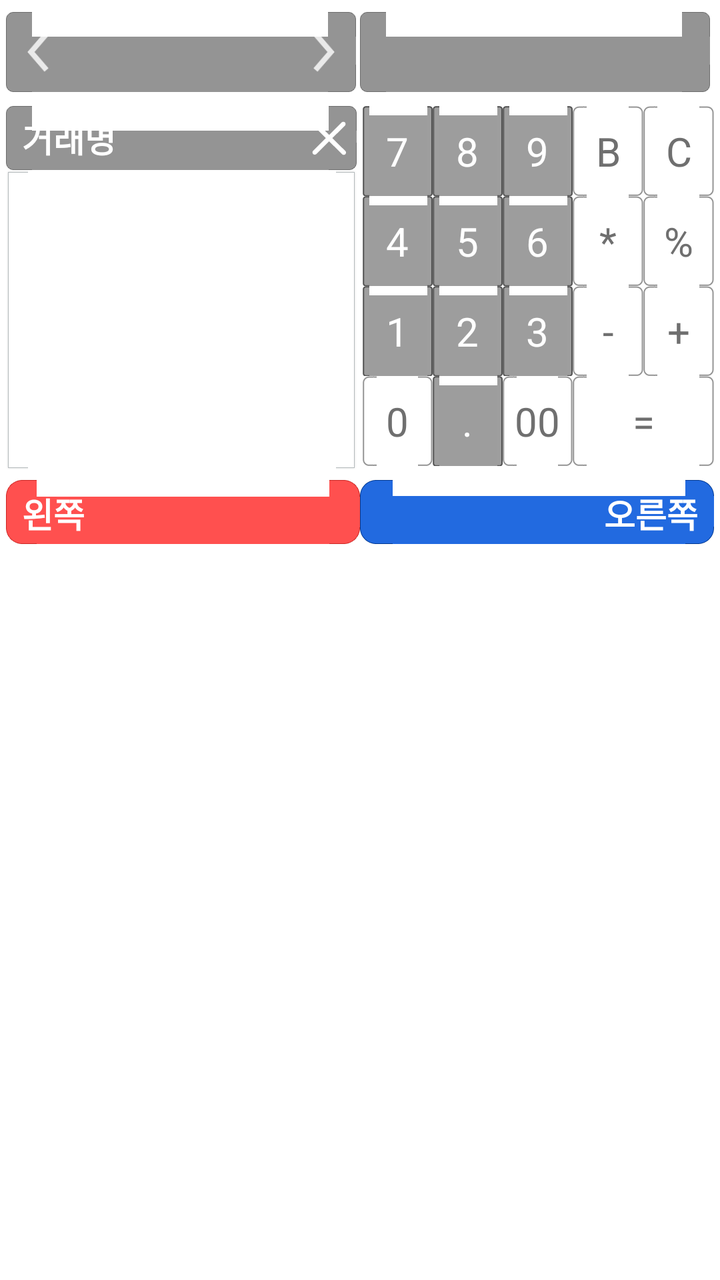
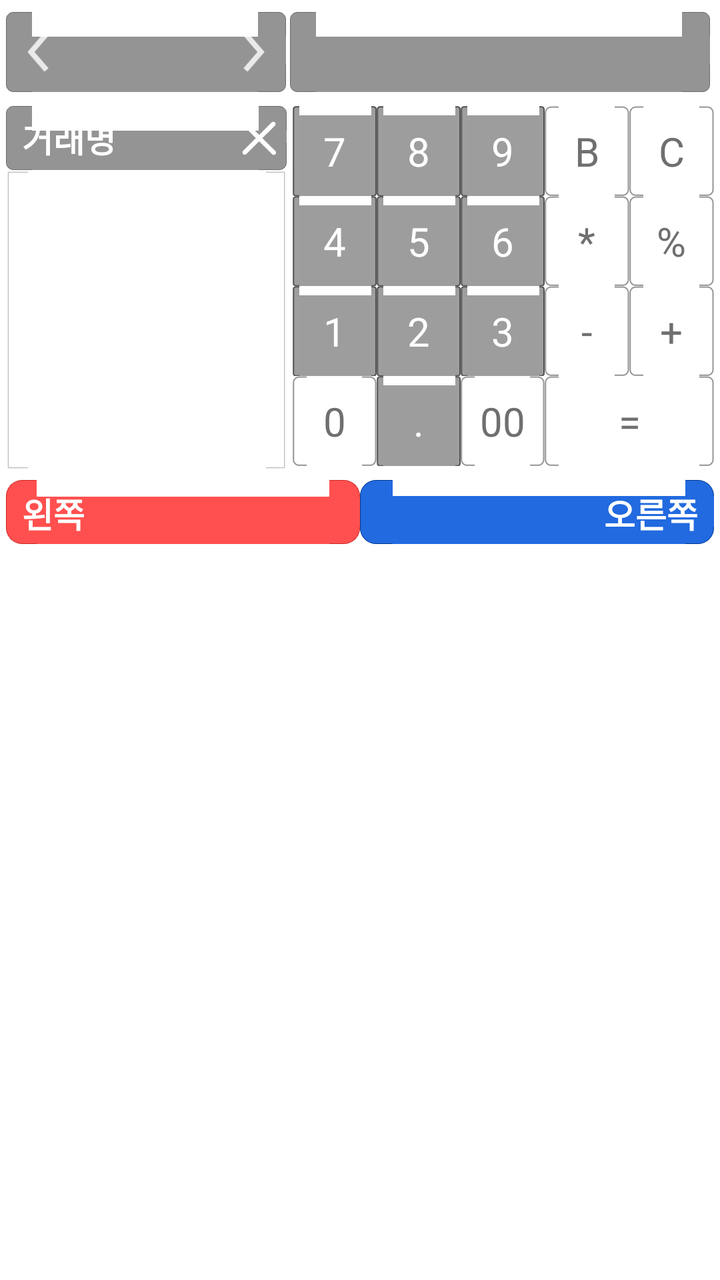

An Android layout rendered at two revisions. The XML below is the earlier revision; the diff shows what the commit changed to produce the second picture.
<!-- AndroidManifest.xml: application theme AppTheme -->
<!-- res/layout/fragment_transaction_insert_tab.xml -->
<?xml version="1.0" encoding="utf-8"?>
<LinearLayout xmlns:android="http://schemas.android.com/apk/res/android"
    android:layout_width="match_parent"
    android:layout_height="match_parent"
    android:orientation="vertical"
    android:paddingBottom="1dp"
    android:paddingLeft="3dp"
    android:paddingRight="3dp" >

    <LinearLayout
        android:layout_width="match_parent"
        android:layout_height="wrap_content"
        android:layout_marginBottom="4dp"
        android:layout_marginTop="6dp"
        android:orientation="horizontal"
        android:weightSum="1" >

        <RelativeLayout
            android:layout_width="0dp"
            android:layout_height="40dp"
            android:layout_gravity="center"
            android:layout_weight="0.5"
            android:background="@drawable/input_box_dark"
            android:gravity="center" >

            <ImageView
                android:id="@+id/insert_yesterday"
                android:layout_width="wrap_content"
                android:layout_height="match_parent"
                android:layout_alignParentLeft="true"
                android:layout_centerVertical="true"
                android:layout_gravity="center"
                android:contentDescription="@string/na"
                android:gravity="center"
                android:paddingBottom="5dp"
                android:paddingTop="5dp"
                android:src="@drawable/ic_action_previous_item" />

            <ImageView
                android:id="@+id/insert_tomorrow"
                android:layout_width="wrap_content"
                android:layout_height="match_parent"
                android:layout_alignParentRight="true"
                android:layout_centerVertical="true"
                android:layout_gravity="center"
                android:contentDescription="@string/na"
                android:gravity="center"
                android:paddingBottom="5dp"
                android:paddingTop="5dp"
                android:src="@drawable/ic_action_next_item" />

            <TextView
                android:id="@+id/insert_date"
                android:layout_width="match_parent"
                android:layout_height="match_parent"
                android:layout_centerHorizontal="true"
                android:layout_centerVertical="true"
                android:layout_gravity="center"
                android:layout_toLeftOf="@id/insert_tomorrow"
                android:layout_toRightOf="@id/insert_yesterday"
                android:gravity="center"
                android:textColor="@color/text_white"
                android:textSize="14sp" />
        </RelativeLayout>

        <TextView
            android:id="@+id/insert_amount"
            android:layout_width="0dp"
            android:layout_height="40dp"
            android:layout_gravity="right|center_vertical"
            android:layout_marginLeft="2dp"
            android:layout_marginRight="2dp"
            android:layout_weight="0.5"
            android:background="@drawable/input_box_dark"
            android:gravity="right|center_vertical"
            android:lines="1"
            android:paddingLeft="8dp"
            android:paddingRight="8dp"
            android:textColor="@color/text_white"
            android:textScaleX="0.9"
            android:textSize="23sp"
            android:textStyle="bold" />
    </LinearLayout>

    <LinearLayout
        android:layout_width="match_parent"
        android:layout_height="wrap_content"
        android:layout_marginTop="3dp"
        android:baselineAligned="false"
        android:orientation="horizontal"
        android:weightSum="1" >

        <LinearLayout
            android:layout_width="0dp"
            android:layout_height="wrap_content"
            android:layout_weight="0.5"
            android:orientation="vertical" >

            <FrameLayout
                android:layout_width="fill_parent"
                android:layout_height="wrap_content"
                android:layout_gravity="center" >

                <EditText
                    android:id="@+id/insert_entry_title"
                    android:layout_width="fill_parent"
                    android:layout_height="32dp"
                    android:layout_gravity="left|center_vertical"
                    android:background="@drawable/input_box_dark"
                    android:gravity="left|center_vertical"
                    android:hint="@string/insert_item_title"
                    android:inputType="text"
                    android:paddingLeft="8dp"
                    android:textColor="@color/text_light_blue"
                    android:textColorHint="@color/text_white"
                    android:textSize="17sp"
                    android:textStyle="bold" />

                <ImageView
                    android:id="@+id/insert_title_clear"
                    android:layout_width="wrap_content"
                    android:layout_height="wrap_content"
                    android:layout_gravity="right|center_vertical"
                    android:contentDescription="@string/na"
                    android:src="@drawable/close" />
            </FrameLayout>

            <ListView
                android:id="@+id/insert_frequent_items"
                android:layout_width="fill_parent"
                android:layout_height="150dp"
                android:background="@drawable/input_box_rect"
                android:padding="2dp" />
        </LinearLayout>

        <LinearLayout
            android:layout_width="0dp"
            android:layout_height="wrap_content"
            android:layout_marginLeft="3dp"
            android:layout_weight="0.5"
            android:orientation="vertical" >

            <TableLayout
                android:layout_width="match_parent"
                android:layout_height="match_parent"
                android:layout_gravity="center"
                android:gravity="center"
                android:stretchColumns="1" >

                <TableRow>

                    <TextView
                        android:id="@+id/insert_pad_7"
                        android:layout_width="0dp"
                        android:layout_height="@dimen/calc_btn_height"
                        android:layout_gravity="center"
                        android:layout_weight="1"
                        android:background="@drawable/gray_box"
                        android:gravity="center"
                        android:padding="3dp"
                        android:text="@string/pad_7"
                        android:textColor="@color/calc_number_btn"
                        android:textSize="20sp" />

                    <TextView
                        android:id="@+id/insert_pad_8"
                        android:layout_width="0dp"
                        android:layout_height="@dimen/calc_btn_height"
                        android:layout_gravity="center"
                        android:layout_weight="1"
                        android:background="@drawable/gray_box"
                        android:gravity="center"
                        android:padding="3dp"
                        android:text="@string/pad_8"
                        android:textColor="@color/calc_number_btn"
                        android:textSize="20sp" />

                    <TextView
                        android:id="@+id/insert_pad_9"
                        android:layout_width="0dp"
                        android:layout_height="@dimen/calc_btn_height"
                        android:layout_gravity="center"
                        android:layout_weight="1"
                        android:background="@drawable/gray_box"
                        android:gravity="center"
                        android:padding="3dp"
                        android:text="@string/pad_9"
                        android:textColor="@color/calc_number_btn"
                        android:textSize="20sp" />

                    <TextView
                        android:id="@+id/insert_pad_back"
                        android:layout_width="0dp"
                        android:layout_height="@dimen/calc_btn_height"
                        android:layout_gravity="center"
                        android:layout_weight="1"
                        android:background="@drawable/white_box"
                        android:gravity="center"
                        android:padding="3dp"
                        android:text="@string/pad_back"
                        android:textColor="@color/calc_func_btn"
                        android:textSize="20sp" />

                    <TextView
                        android:id="@+id/insert_pad_clear"
                        android:layout_width="0dp"
                        android:layout_height="@dimen/calc_btn_height"
                        android:layout_gravity="center"
                        android:layout_weight="1"
                        android:background="@drawable/white_box"
                        android:gravity="center"
                        android:padding="3dp"
                        android:text="@string/pad_clear"
                        android:textColor="@color/calc_func_btn"
                        android:textSize="20sp" />
                </TableRow>

                <TableRow>

                    <TextView
                        android:id="@+id/insert_pad_4"
                        android:layout_width="0dp"
                        android:layout_height="@dimen/calc_btn_height"
                        android:layout_gravity="center"
                        android:layout_weight="1"
                        android:background="@drawable/gray_box"
                        android:gravity="center"
                        android:padding="3dp"
                        android:text="@string/pad_4"
                        android:textColor="@color/calc_number_btn"
                        android:textSize="20sp" />

                    <TextView
                        android:id="@+id/insert_pad_5"
                        android:layout_width="0dp"
                        android:layout_height="@dimen/calc_btn_height"
                        android:layout_gravity="center"
                        android:layout_weight="1"
                        android:background="@drawable/gray_box"
                        android:gravity="center"
                        android:padding="3dp"
                        android:text="@string/pad_5"
                        android:textColor="@color/calc_number_btn"
                        android:textSize="20sp" />

                    <TextView
                        android:id="@+id/insert_pad_6"
                        android:layout_width="0dp"
                        android:layout_height="@dimen/calc_btn_height"
                        android:layout_gravity="center"
                        android:layout_weight="1"
                        android:background="@drawable/gray_box"
                        android:gravity="center"
                        android:padding="3dp"
                        android:text="@string/pad_6"
                        android:textColor="@color/calc_number_btn"
                        android:textSize="20sp" />

                    <TextView
                        android:id="@+id/insert_pad_multiply"
                        android:layout_width="0dp"
                        android:layout_height="@dimen/calc_btn_height"
                        android:layout_gravity="center"
                        android:layout_weight="1"
                        android:background="@drawable/white_box"
                        android:gravity="center"
                        android:padding="3dp"
                        android:text="@string/pad_multiply"
                        android:textColor="@color/calc_func_btn"
                        android:textSize="20sp" />

                    <TextView
                        android:id="@+id/insert_pad_divide"
                        android:layout_width="0dp"
                        android:layout_height="@dimen/calc_btn_height"
                        android:layout_gravity="center"
                        android:layout_weight="1"
                        android:background="@drawable/white_box"
                        android:gravity="center"
                        android:padding="3dp"
                        android:text="@string/pad_divide"
                        android:textColor="@color/calc_func_btn"
                        android:textSize="20sp" />
                </TableRow>

                <TableRow>

                    <TextView
                        android:id="@+id/insert_pad_1"
                        android:layout_width="0dp"
                        android:layout_height="@dimen/calc_btn_height"
                        android:layout_gravity="center"
                        android:layout_weight="1"
                        android:background="@drawable/gray_box"
                        android:gravity="center"
                        android:padding="3dp"
                        android:text="@string/pad_1"
                        android:textColor="@color/calc_number_btn"
                        android:textSize="20sp" />

                    <TextView
                        android:id="@+id/insert_pad_2"
                        android:layout_width="0dp"
                        android:layout_height="@dimen/calc_btn_height"
                        android:layout_gravity="center"
                        android:layout_weight="1"
                        android:background="@drawable/gray_box"
                        android:gravity="center"
                        android:padding="3dp"
                        android:text="@string/pad_2"
                        android:textColor="@color/calc_number_btn"
                        android:textSize="20sp" />

                    <TextView
                        android:id="@+id/insert_pad_3"
                        android:layout_width="0dp"
                        android:layout_height="@dimen/calc_btn_height"
                        android:layout_gravity="center"
                        android:layout_weight="1"
                        android:background="@drawable/gray_box"
                        android:gravity="center"
                        android:padding="3dp"
                        android:text="@string/pad_3"
                        android:textColor="@color/calc_number_btn"
                        android:textSize="20sp" />

                    <TextView
                        android:id="@+id/insert_pad_minus"
                        android:layout_width="0dp"
                        android:layout_height="@dimen/calc_btn_height"
                        android:layout_gravity="center"
                        android:layout_weight="1"
                        android:background="@drawable/white_box"
                        android:gravity="center"
                        android:padding="3dp"
                        android:text="@string/pad_minus"
                        android:textColor="@color/calc_func_btn"
                        android:textSize="20sp" />

                    <TextView
                        android:id="@+id/insert_pad_plus"
                        android:layout_width="0dp"
                        android:layout_height="@dimen/calc_btn_height"
                        android:layout_gravity="center"
                        android:layout_weight="1"
                        android:background="@drawable/white_box"
                        android:gravity="center"
                        android:padding="3dp"
                        android:text="@string/pad_plus"
                        android:textColor="@color/calc_func_btn"
                        android:textSize="20sp" />
                </TableRow>

                <TableRow>

                    <TextView
                        android:id="@+id/insert_pad_10"
                        android:layout_width="0dp"
                        android:layout_height="@dimen/calc_btn_height"
                        android:layout_gravity="center"
                        android:layout_weight="1"
                        android:background="@drawable/white_box"
                        android:gravity="center"
                        android:padding="3dp"
                        android:text="@string/pad_10"
                        android:textColor="@color/calc_func_btn"
                        android:textSize="20sp" />

                    <TextView
                        android:id="@+id/insert_pad_point"
                        android:layout_width="0dp"
                        android:layout_height="@dimen/calc_btn_height"
                        android:layout_gravity="center"
                        android:layout_weight="1"
                        android:background="@drawable/gray_box"
                        android:gravity="center"
                        android:padding="3dp"
                        android:text="@string/pad_point"
                        android:textColor="@color/calc_number_btn"
                        android:textSize="20sp" />

                    <TextView
                        android:id="@+id/insert_pad_100"
                        android:layout_width="0dp"
                        android:layout_height="@dimen/calc_btn_height"
                        android:layout_gravity="center"
                        android:layout_weight="1"
                        android:background="@drawable/white_box"
                        android:gravity="center"
                        android:padding="3dp"
                        android:text="@string/pad_100"
                        android:textColor="@color/calc_func_btn"
                        android:textSize="20sp" />

                    <TextView
                        android:id="@+id/insert_pad_eq"
                        android:layout_width="0dp"
                        android:layout_height="@dimen/calc_btn_height"
                        android:layout_gravity="center"
                        android:layout_span="1"
                        android:layout_weight="2"
                        android:background="@drawable/white_box"
                        android:gravity="center"
                        android:padding="3dp"
                        android:text="@string/pad_eq"
                        android:textColor="@color/calc_func_btn"
                        android:textSize="20sp" />
                </TableRow>
            </TableLayout>
        </LinearLayout>
    </LinearLayout>

    <LinearLayout
        android:layout_width="match_parent"
        android:layout_height="match_parent"
        android:layout_marginBottom="5dp"
        android:layout_marginTop="5dp"
        android:orientation="vertical"
        android:weightSum="1" >

        <LinearLayout
            android:layout_width="match_parent"
            android:layout_height="0dp"
            android:layout_marginBottom="5dp"
            android:layout_weight="0.87"
            android:baselineAligned="false"
            android:orientation="horizontal"
            android:weightSum="1" >

            <LinearLayout
                android:layout_width="wrap_content"
                android:layout_height="wrap_content"
                android:layout_gravity="top|center_horizontal"
                android:layout_weight="0.5"
                android:gravity="top|center_horizontal"
                android:orientation="vertical" >

                <TextView
                    android:id="@+id/insert_category_left_title"
                    android:layout_width="match_parent"
                    android:layout_height="32dp"
                    android:background="@drawable/input_color_box_9"
                    android:gravity="left|center_vertical"
                    android:maxLines="1"
                    android:paddingBottom="4dp"
                    android:paddingLeft="8dp"
                    android:paddingTop="4dp"
                    android:text="@string/insert_left_accounts"
                    android:textColor="@color/text_white"
                    android:textSize="17sp"
                    android:textStyle="bold" />

                <ExpandableListView
                    android:id="@+id/insert_category_left"
                    android:layout_width="match_parent"
                    android:layout_height="wrap_content"
                    android:layout_marginTop="3dp"
                    android:background="@drawable/input_box_rect"
                    android:textSize="20sp" />
            </LinearLayout>

            <LinearLayout
                android:layout_width="wrap_content"
                android:layout_height="wrap_content"
                android:layout_gravity="top|center_horizontal"
                android:layout_weight="0.5"
                android:gravity="top|center_horizontal"
                android:orientation="vertical" >

                <TextView
                    android:id="@+id/insert_category_right_title"
                    android:layout_width="match_parent"
                    android:layout_height="32dp"
                    android:background="@drawable/input_color_box_3"
                    android:gravity="right|center_vertical"
                    android:maxLines="1"
                    android:paddingBottom="4dp"
                    android:paddingRight="8dp"
                    android:paddingTop="4dp"
                    android:text="@string/insert_right_accounts"
                    android:textColor="@color/text_white"
                    android:textSize="17sp"
                    android:textStyle="bold" />

                <ExpandableListView
                    android:id="@+id/insert_category_right"
                    android:layout_width="match_parent"
                    android:layout_height="wrap_content"
                    android:layout_marginTop="3dp"
                    android:background="@drawable/input_box_rect"
                    android:textSize="20sp" />
            </LinearLayout>
        </LinearLayout>

        <TextView
            android:id="@+id/btn_submit"
            android:layout_width="match_parent"
            android:layout_height="0dp"
            android:layout_weight="0.13"
            android:gravity="center"
            android:text="@string/mode_entry_insert"
            android:textColor="@color/text_white"
            android:textSize="14sp"
            android:textStyle="bold" />
    </LinearLayout>

</LinearLayout>
<!-- resources referenced by this layout -->
<resources>
  <color name="text_light_blue">#43BEEB</color>
  <color name="text_white">#FFFFFF</color>
  <dimen name="calc_btn_height">45dp</dimen>
  <!-- drawable close: png bitmap (drawable-xxhdpi, 3419 bytes) -->
  <!-- drawable gray_box: png bitmap (drawable-xxhdpi, 3073 bytes) -->
  <!-- drawable ic_action_next_item: png bitmap (drawable-hdpi, 404 bytes) -->
  <!-- drawable ic_action_previous_item: png bitmap (drawable-hdpi, 515 bytes) -->
  <!-- drawable input_box_dark: png bitmap (drawable-xxhdpi, 1402 bytes) -->
  <!-- drawable input_box_rect: png bitmap (drawable-xxhdpi, 3099 bytes) -->
  <!-- drawable input_color_box_3: png bitmap (drawable-xxhdpi, 4025 bytes) -->
  <!-- drawable input_color_box_9: png bitmap (drawable-xxhdpi, 4063 bytes) -->
  <!-- drawable white_box: png bitmap (drawable-xxhdpi, 1377 bytes) -->
  <string name="insert_item_title">거래명</string>
  <string name="insert_left_accounts">왼쪽</string>
  <string name="insert_right_accounts">오른쪽</string>
  <string name="mode_entry_insert">거래 입력</string>
  <string name="na" />
  <string name="pad_1">1</string>
  <string name="pad_10">0</string>
  <string name="pad_100">00</string>
  <string name="pad_2">2</string>
  <string name="pad_3">3</string>
  <string name="pad_4">4</string>
  <string name="pad_5">5</string>
  <string name="pad_6">6</string>
  <string name="pad_7">7</string>
  <string name="pad_8">8</string>
  <string name="pad_9">9</string>
  <string name="pad_back">B</string>
  <string name="pad_clear">C</string>
  <string name="pad_divide">%</string>
  <string name="pad_eq">=</string>
  <string name="pad_minus">-</string>
  <string name="pad_multiply">*</string>
  <string name="pad_plus">+</string>
  <string name="pad_point">.</string>
  <style name="AppTheme" parent="AppBaseTheme">
          <item name="android:actionBarSize">40dp</item>
          
      </style>
  <style name="AppBaseTheme" parent="android:Theme.Light">
          
      </style>
</resources>

<!-- the commit's change to res/layout/fragment_transaction_insert_tab.xml (unified diff, before → after) -->
@@ -19,7 +19,7 @@
             android:layout_width="0dp"
             android:layout_height="40dp"
             android:layout_gravity="center"
-            android:layout_weight="0.5"
+            android:layout_weight="0.4"
             android:background="@drawable/input_box_dark"
             android:gravity="center" >
 
@@ -60,7 +60,7 @@
                 android:layout_toRightOf="@id/insert_yesterday"
                 android:gravity="center"
                 android:textColor="@color/text_white"
-                android:textSize="14sp" />
+                android:textSize="15sp" />
         </RelativeLayout>
 
         <TextView
@@ -70,7 +70,7 @@
             android:layout_gravity="right|center_vertical"
             android:layout_marginLeft="2dp"
             android:layout_marginRight="2dp"
-            android:layout_weight="0.5"
+            android:layout_weight="0.6"
             android:background="@drawable/input_box_dark"
             android:gravity="right|center_vertical"
             android:lines="1"
@@ -93,7 +93,7 @@
         <LinearLayout
             android:layout_width="0dp"
             android:layout_height="wrap_content"
-            android:layout_weight="0.5"
+            android:layout_weight="0.4"
             android:orientation="vertical" >
 
             <FrameLayout
@@ -137,7 +137,7 @@
             android:layout_width="0dp"
             android:layout_height="wrap_content"
             android:layout_marginLeft="3dp"
-            android:layout_weight="0.5"
+            android:layout_weight="0.6"
             android:orientation="vertical" >
 
             <TableLayout
